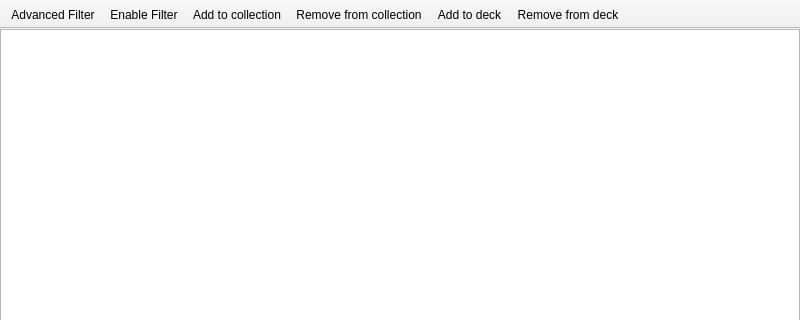
Qt form mtgcards/poolwindow.ui (stijnvermeir/mtgcards) before a commit; both pictures show x 0 to 800 and y 0 to 320 of the 800 by 600 pixel window.
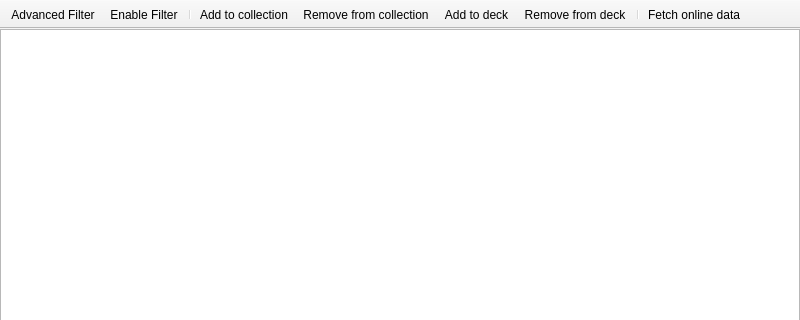
The same form after that commit. Icons and pictures are not drawn. Custom widgets are drawn as their Qt base class.

Commit message: Fetch price trend from magiccardmarket.eu

```diff
--- a/mtgcards/poolwindow.ui
+++ b/mtgcards/poolwindow.ui
@@ -59,10 +59,13 @@
    </attribute>
    <addaction name="actionAdvancedFilter"/>
    <addaction name="actionEnableFilter"/>
+   <addaction name="separator"/>
    <addaction name="actionAddToCollection"/>
    <addaction name="actionRemoveFromCollection"/>
    <addaction name="actionAddToDeck"/>
    <addaction name="actionRemoveFromDeck"/>
+   <addaction name="separator"/>
+   <addaction name="actionFetchOnlineData"/>
   </widget>
   <widget class="QStatusBar" name="statusBar"/>
   <action name="actionAdvancedFilter">
@@ -136,6 +139,18 @@
     <string>Enable Filter</string>
    </property>
   </action>
+  <action name="actionFetchOnlineData">
+   <property name="icon">
+    <iconset resource="mtgcards.qrc">
+     <normaloff>:/resources/icons/internet43.svg</normaloff>:/resources/icons/internet43.svg</iconset>
+   </property>
+   <property name="text">
+    <string>Fetch online data</string>
+   </property>
+   <property name="toolTip">
+    <string>Fetch online data for selection</string>
+   </property>
+  </action>
  </widget>
  <customwidgets>
   <customwidget>
```
Left out of the diff: 5 changed lines with no effect on the pictures. The commit also changes 27 other files.
